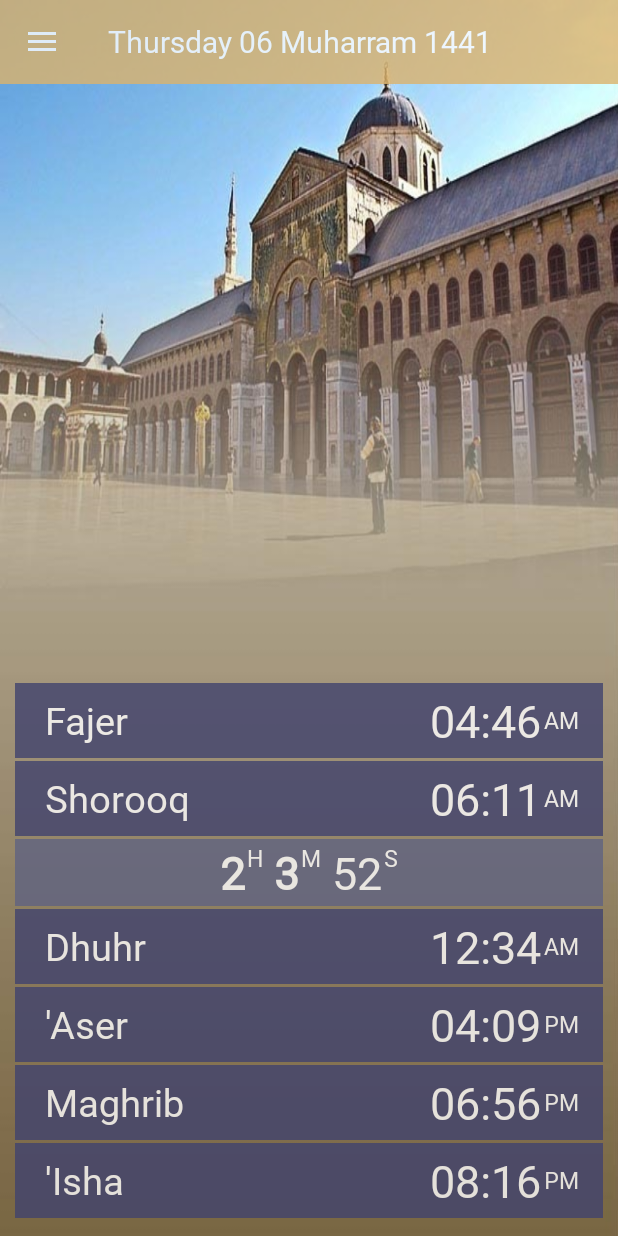
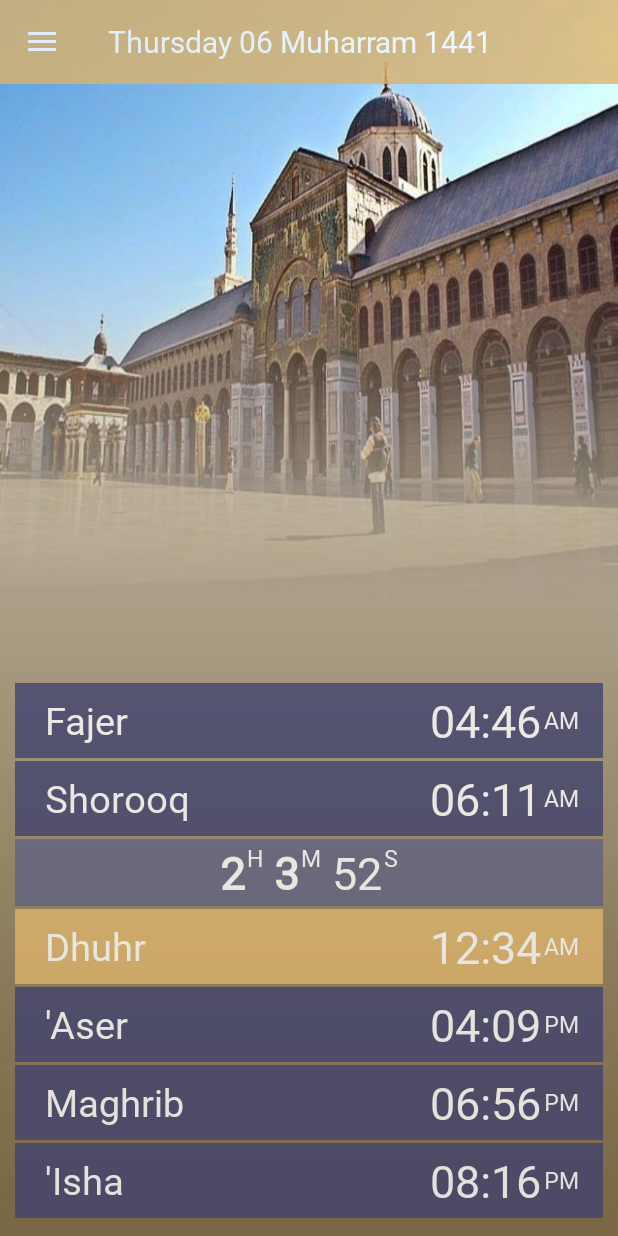
Before and after one commit to arakaneserohingya/Best-Azan-And-Prayer-Time-App, an Android app: the screen it shows after launch (MainActivity), on a phone screen of 412 x 824 dp. Run offline under Robolectric (Android 15) with nearby library versions, the phone set to English and light mode, and no system bars.

Commit message:
Tint coming timepoint with primary color

```diff
--- a/app/src/main/java/com/alhadara/omar/azan/Activities/MainActivity.java
+++ b/app/src/main/java/com/alhadara/omar/azan/Activities/MainActivity.java
@@ -117,6 +117,7 @@ public class MainActivity extends AppCompatActivity
 
         }
         if(Configurations.orientation != Configuration.ORIENTATION_LANDSCAPE) reorderTimePointForPortrait();
+        tintingUpComingTimePoint(true);
     }
     public void attributingTimePoint(ViewGroup timepoint, int i){
         ((TextView)timepoint.findViewById(R.id.time_point_ampm)).setText("AM");
@@ -150,6 +151,13 @@ public class MainActivity extends AppCompatActivity
         ProgressBar progressBar = findViewById(R.id.progress_bar_landscape);
         progressBar.setProgress((int) (100-(100*remainTime/(TM.difference(Times.times[goneTimePoint],Times.times[upComingTimePoint])))));
     }
+    public void tintingUpComingTimePoint(boolean tint){
+        if(Configurations.orientation == Configuration.ORIENTATION_LANDSCAPE)
+            ((ViewGroup)findViewById(R.id.time_point_layout)).getChildAt(upComingTimePoint)
+                    .setBackgroundColor(getResources().getColor(tint?R.color.colorPrimary:R.color.widgetColorSettingsBox));
+        else ((ViewGroup)findViewById(R.id.time_point_layout)).getChildAt(upComingTimePoint + 1)
+                .setBackgroundColor(getResources().getColor(tint?R.color.colorPrimary:R.color.widgetColorSettingsBox));
+    }
 
 
     public void backgroundAnimation() {
@@ -173,8 +181,10 @@ public class MainActivity extends AppCompatActivity
                 int h,m,s;
                 int remainTime = TM.difference(TM.getTime(),Times.times[upComingTimePoint]);
                 if(remainTime < 1) {
+                    tintingUpComingTimePoint(false);
                     upComingTimePoint = TM.commingTimePointIndex(Times.times);
                     if(Configurations.orientation != Configuration.ORIENTATION_LANDSCAPE) reorderTimePointForPortrait();
+                    tintingUpComingTimePoint(true);
                 }else {
                     h = (int)remainTime /3600;
                     m = (int)((remainTime-(h*3600))/60);
```
